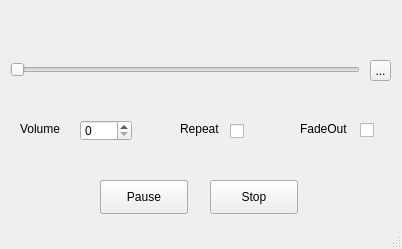
Qt form starTunesGui.ui (Tharupahan/StarTunes) before a commit.
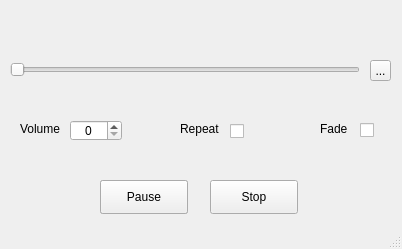
The same form after that commit. Icons and pictures are not drawn.

The edit to the form file:
```diff
--- a/starTunesGui.ui
+++ b/starTunesGui.ui
@@ -73,12 +73,18 @@
    <widget class="QSpinBox" name="volume_box">
     <property name="geometry">
      <rect>
-      <x>80</x>
+      <x>70</x>
       <y>120</y>
       <width>52</width>
       <height>21</height>
      </rect>
     </property>
+    <property name="alignment">
+     <set>Qt::AlignCenter</set>
+    </property>
+    <property name="maximum">
+     <number>100</number>
+    </property>
    </widget>
    <widget class="QLabel" name="label">
     <property name="geometry">
@@ -98,13 +104,22 @@
      <rect>
       <x>230</x>
       <y>121</y>
-      <width>20</width>
+      <width>21</width>
       <height>21</height>
      </rect>
     </property>
     <property name="text">
      <string/>
     </property>
+    <property name="iconSize">
+     <size>
+      <width>16</width>
+      <height>16</height>
+     </size>
+    </property>
+    <property name="tristate">
+     <bool>false</bool>
+    </property>
    </widget>
    <widget class="QLabel" name="label_2">
     <property name="geometry">
@@ -122,14 +137,14 @@
    <widget class="QLabel" name="label_3">
     <property name="geometry">
      <rect>
-      <x>300</x>
+      <x>320</x>
       <y>120</y>
-      <width>58</width>
+      <width>30</width>
       <height>18</height>
      </rect>
     </property>
     <property name="text">
-     <string>FadeOut</string>
+     <string>Fade</string>
     </property>
    </widget>
    <widget class="QCheckBox" name="fadeout_box">
```
Left out of the diff: 20 changed lines with no effect on the pictures.
